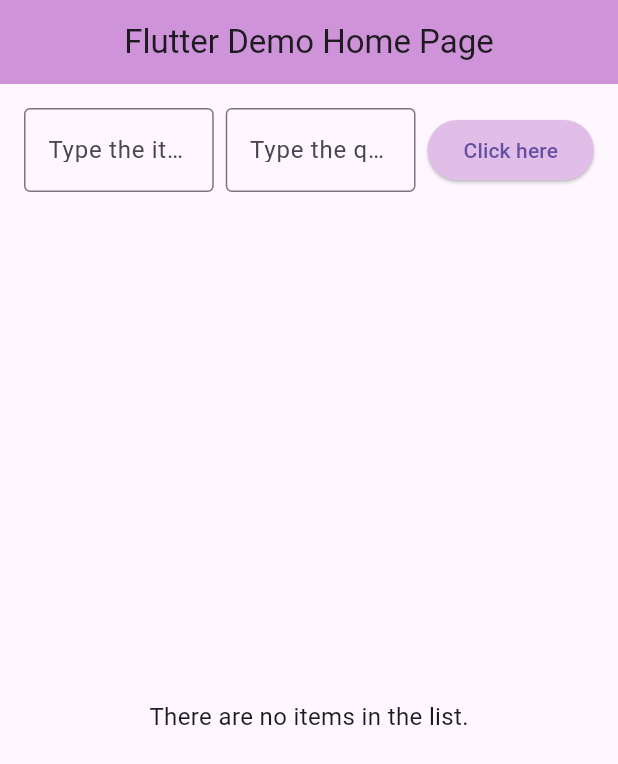
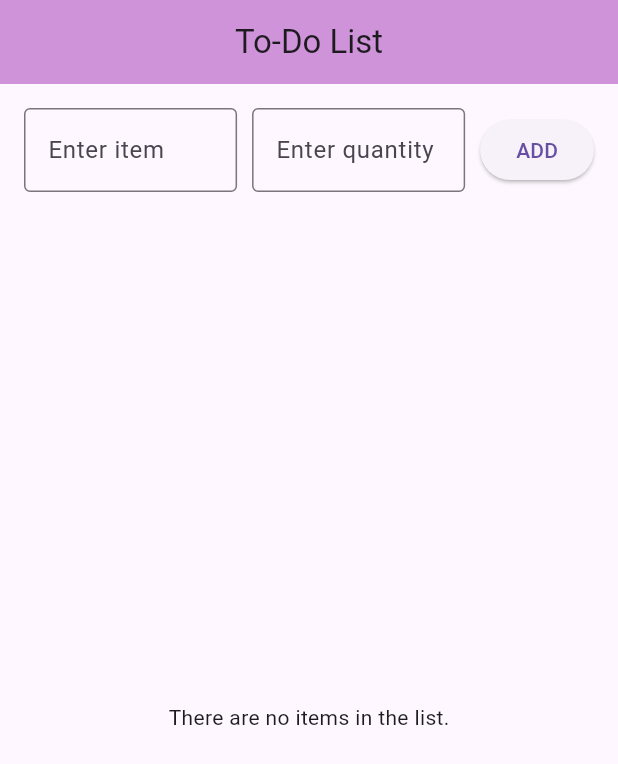
Before and after one commit to tetherstether/CST2335_classWork, a Flutter app: the screen it shows after launch, on a phone screen of 412 x 824 dp. Shown: the top 764 px of the screen. Run offline on Flutter 3.47's test engine with Material 3 defaults, Android fonts, the phone set to English and light mode, and no system bars; our stand-ins replace floor, sqflite; accounts and stored records are empty; generated files the repository leaves out were written again.

Commit message:
finished week8 Lab - Using SQL

```diff
--- /dev/null
+++ b/lib/database.dart
@@ -0,0 +1,12 @@
+import 'dart:async';
+import 'package:floor/floor.dart';
+import 'package:sqflite/sqflite.dart' as sqflite;
+import 'todo_item.dart';
+import 'todo_dao.dart';
+
+part 'database.g.dart'; // Generated code
+
+@Database(version: 1, entities: [TodoItem])
+abstract class AppDatabase extends FloorDatabase {
+  TodoDao get todoDao;
+}
--- a/lib/main.dart
+++ b/lib/main.dart
@@ -1,74 +1,95 @@
 import 'package:flutter/material.dart';
-import 'package:flutter/rendering.dart';
+import 'database.dart';
+import 'todo_item.dart';
+import 'todo_dao.dart';
 
-void main() {
-  debugPaintSizeEnabled = false; // Hide layout debugging
-  runApp(const MyApp());
+void main() async {
+  WidgetsFlutterBinding.ensureInitialized();
+  final database = await $FloorAppDatabase.databaseBuilder('app_database.db').build();
+  runApp(MyApp(database: database));
 }
 
 class MyApp extends StatelessWidget {
-  const MyApp({super.key});
+  final AppDatabase database;
+
+  const MyApp({Key? key, required this.database}) : super(key: key);
 
   @override
   Widget build(BuildContext context) {
     return MaterialApp(
-      debugShowCheckedModeBanner: true, // Show debug banner as in the provided screenshot
-      title: 'Flutter Demo Home Page',
-      theme: ThemeData(
-        primarySwatch: Colors.purple,
-      ),
-      home: const ShoppingListPage(),
+      debugShowCheckedModeBanner: false,
+      title: 'To-Do List',
+      theme: ThemeData(primarySwatch: Colors.purple),
+      home: ShoppingListPage(database: database),
     );
   }
 }
 
 class ShoppingListPage extends StatefulWidget {
-  const ShoppingListPage({super.key});
+  final AppDatabase database;
+
+  const ShoppingListPage({Key? key, required this.database}) : super(key: key);
 
   @override
-  State<ShoppingListPage> createState() => _ShoppingListPageState();
+  _ShoppingListPageState createState() => _ShoppingListPageState();
 }
 
 class _ShoppingListPageState extends State<ShoppingListPage> {
+  late TodoDao myDAO;
+  final List<TodoItem> _items = [];
   final TextEditingController _itemController = TextEditingController();
   final TextEditingController _quantityController = TextEditingController();
-  final List<Map<String, String>> _shoppingList = [];
 
-  void _addItem() {
-    if (_itemController.text.isNotEmpty && _quantityController.text.isNotEmpty) {
+  @override
+  void initState() {
+    super.initState();
+    _initDatabase();
+  }
+
+  Future<void> _initDatabase() async {
+    myDAO = widget.database.todoDao;
+    _loadItems();
+  }
+
+  Future<void> _loadItems() async {
+    final items = await myDAO.getAllItems();
     setState(() {
-        _shoppingList.add({
-          'item': _itemController.text,
-          'quantity': _quantityController.text,
+      _items.clear();
+      _items.addAll(items);
     });
-        _itemController.clear(); // Clear input fields
+  }
+
+  Future<void> _addItem() async {
+    String item = _itemController.text.trim();
+    String quantity = _quantityController.text.trim();
+    if (item.isNotEmpty && quantity.isNotEmpty) {
+      final newItem = TodoItem(item: item, quantity: quantity);
+      await myDAO.insertItem(newItem);
+      _itemController.clear();
       _quantityController.clear();
-      });
+      _loadItems(); // Reload items
     }
   }
 
-  void _removeItem(int index) {
+  Future<void> _removeItem(int index) async {
     showDialog(
       context: context,
       builder: (BuildContext context) {
         return AlertDialog(
-          title: const Text('Remove Item'),
-          content: const Text('Are you sure you want to delete this item?'),
+          title: const Text("Delete Item"),
+          content: const Text("Are you sure you want to delete this item?"),
           actions: [
             TextButton(
-              onPressed: () {
-                Navigator.of(context).pop(); // Close dialog without removing item
-              },
-              child: const Text('No'),
+              onPressed: () => Navigator.of(context).pop(),
+              child: const Text("No"),
             ),
             TextButton(
-              onPressed: () {
-                setState(() {
-                  _shoppingList.removeAt(index);
-                });
-                Navigator.of(context).pop(); // Close dialog
+              onPressed: () async {
+                await myDAO.deleteItem(_items[index]);
+                _loadItems(); // Refresh list
+                Navigator.of(context).pop();
               },
-              child: const Text('Yes'),
+              child: const Text("Yes"),
             ),
           ],
         );
@@ -80,9 +101,9 @@ class _ShoppingListPageState extends State<ShoppingListPage> {
   Widget build(BuildContext context) {
     return Scaffold(
       appBar: AppBar(
-        title: const Text('Flutter Demo Home Page'),
+        title: const Text("To-Do List"),
+        backgroundColor: Colors.purple[200],
         centerTitle: true,
-        backgroundColor: Colors.purple[200],
       ),
       body: Padding(
         padding: const EdgeInsets.all(16.0),
@@ -93,52 +114,42 @@ class _ShoppingListPageState extends State<ShoppingListPage> {
                 Expanded(
                   child: TextField(
                     controller: _itemController,
-                    decoration: const InputDecoration(
-                      labelText: 'Type the item here',
-                      border: OutlineInputBorder(),
+                    decoration: const InputDecoration(hintText: "Enter item", border: OutlineInputBorder()),
                   ),
                 ),
-                ),
-                const SizedBox(width: 8),
+                const SizedBox(width: 10),
                 Expanded(
                   child: TextField(
                     controller: _quantityController,
+                    decoration: const InputDecoration(hintText: "Enter quantity", border: OutlineInputBorder()),
                     keyboardType: TextInputType.number,
-                    decoration: const InputDecoration(
-                      labelText: 'Type the quantity here',
-                      border: OutlineInputBorder(),
                   ),
                 ),
-                ),
-                const SizedBox(width: 8),
+                const SizedBox(width: 10),
                 ElevatedButton(
                   onPressed: _addItem,
-                  style: ElevatedButton.styleFrom(
-                    backgroundColor: Colors.purple[100],
-                  ),
-                  child: const Text('Click here'),
+                  child: const Text("ADD"),
                 ),
               ],
             ),
             const SizedBox(height: 20),
             Expanded(
-              child: _shoppingList.isEmpty
-                  ? const Center(
-                child: Text(
-                  'There are no items in the list.',
-                  style: TextStyle(fontSize: 16),
-                ),
-              )
-                  : ListView.builder(
-                itemCount: _shoppingList.length,
+              child: Center( // Centers the content
+                child: _items.isEmpty
+                    ? const Text("There are no items in the list.")
+                    : Column(
+                  mainAxisAlignment: MainAxisAlignment.center, // Centers list vertically
+                  children: [
+                    Expanded(
+                      child: ListView.builder(
+                        shrinkWrap: true, // Prevents extra scrolling issues
+                        itemCount: _items.length,
                         itemBuilder: (context, index) {
                           return GestureDetector(
                             onLongPress: () => _removeItem(index),
-                    child: Padding(
-                      padding: const EdgeInsets.symmetric(vertical: 4.0),
-                      child: Text(
-                        '${index + 1}: ${_shoppingList[index]['item']}   quantity: ${_shoppingList[index]['quantity']}',
-                        style: const TextStyle(fontSize: 16),
+                            child: ListTile(
+                              title: Center( // Center the text in ListTile
+                                child: Text("${index + 1}: ${_items[index].item} - Quantity: ${_items[index].quantity}"),
                               ),
                             ),
                           );
@@ -148,6 +159,10 @@ class _ShoppingListPageState extends State<ShoppingListPage> {
                   ],
                 ),
               ),
+            ),
+          ],
+        ),
+      ),
     );
   }
 }
--- /dev/null
+++ b/lib/todo_dao.dart
@@ -0,0 +1,14 @@
+import 'package:floor/floor.dart';
+import 'todo_item.dart';
+
+@dao
+abstract class TodoDao {
+  @Query("SELECT * FROM todo_item")
+  Future<List<TodoItem>> getAllItems();
+
+  @insert
+  Future<void> insertItem(TodoItem item);
+
+  @delete
+  Future<void> deleteItem(TodoItem item);
+}
--- /dev/null
+++ b/lib/todo_item.dart
@@ -0,0 +1,12 @@
+import 'package:floor/floor.dart';
+
+@Entity(tableName: 'todo_item')
+class TodoItem {
+  @PrimaryKey(autoGenerate: true)
+  final int? id;
+
+  final String item;
+  final String quantity;
+
+  const TodoItem({this.id, required this.item, required this.quantity});
+}
```
Also changed, not shown: pubspec.yaml (+6 -3 lines), pubspec.lock, 5 other files. Lines whose indentation alone changed are shown as unchanged.
